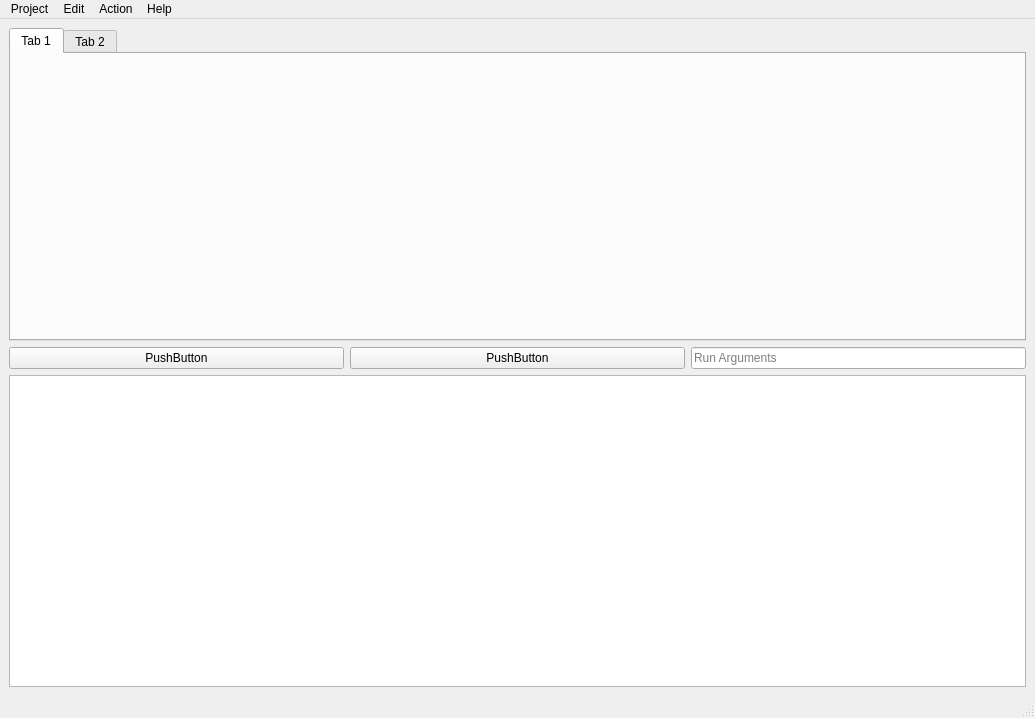
Before: the Qt Designer form xxx/src/main/MainWindow.ui in traviswp/CS493_adagide, drawn with Qt 5.
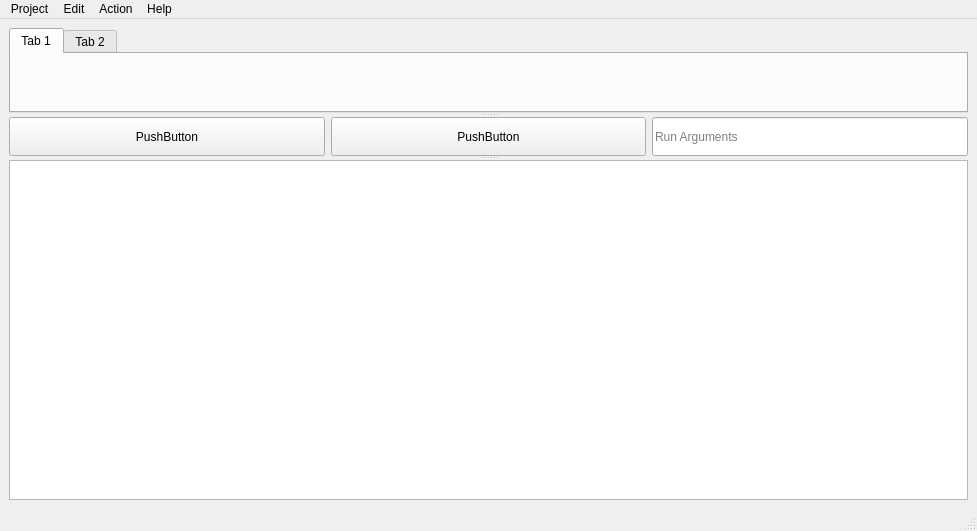
After: the same form once the commit is applied. The open tabs and pages were chosen to show the change. Custom widgets are drawn as their Qt base class.

Commit message: Layout Changes and splitters

```diff
--- a/xxx/src/main/MainWindow.ui
+++ b/xxx/src/main/MainWindow.ui
@@ -6,8 +6,8 @@
    <rect>
     <x>0</x>
     <y>0</y>
-    <width>1035</width>
-    <height>718</height>
+    <width>977</width>
+    <height>531</height>
    </rect>
   </property>
   <property name="windowTitle">
@@ -22,6 +22,13 @@
    </property>
    <layout class="QVBoxLayout" name="verticalLayout">
     <item>
+     <widget class="QSplitter" name="splitter">
+      <property name="orientation">
+       <enum>Qt::Vertical</enum>
+      </property>
+      <property name="childrenCollapsible">
+       <bool>false</bool>
+      </property>
      <widget class="QTabWidget" name="tabWidget">
       <property name="currentIndex">
        <number>1</number>
@@ -61,11 +68,19 @@
        </layout>
       </widget>
      </widget>
-    </item>
-    <item>
+      <widget class="QWidget" name="">
      <layout class="QHBoxLayout" name="horizontalLayout">
+        <property name="sizeConstraint">
+         <enum>QLayout::SetNoConstraint</enum>
+        </property>
       <item>
        <widget class="QPushButton" name="pushButton">
+          <property name="sizePolicy">
+           <sizepolicy hsizetype="Minimum" vsizetype="Expanding">
+            <horstretch>0</horstretch>
+            <verstretch>0</verstretch>
+           </sizepolicy>
+          </property>
         <property name="text">
          <string>PushButton</string>
         </property>
@@ -73,6 +88,12 @@
       </item>
       <item>
        <widget class="QPushButton" name="pushButton_2">
+          <property name="sizePolicy">
+           <sizepolicy hsizetype="Minimum" vsizetype="Expanding">
+            <horstretch>0</horstretch>
+            <verstretch>0</verstretch>
+           </sizepolicy>
+          </property>
         <property name="text">
          <string>PushButton</string>
         </property>
@@ -81,7 +102,7 @@
       <item>
        <widget class="QLineEdit" name="lineEdit">
         <property name="sizePolicy">
-         <sizepolicy hsizetype="Preferred" vsizetype="Fixed">
+           <sizepolicy hsizetype="Preferred" vsizetype="Expanding">
           <horstretch>0</horstretch>
           <verstretch>0</verstretch>
          </sizepolicy>
@@ -92,9 +113,9 @@
        </widget>
       </item>
      </layout>
-    </item>
-    <item>
+      </widget>
      <widget class="QTextEdit" name="textEdit_3"/>
+     </widget>
     </item>
    </layout>
   </widget>
@@ -103,7 +124,7 @@
     <rect>
      <x>0</x>
      <y>0</y>
-     <width>1035</width>
+     <width>977</width>
      <height>21</height>
     </rect>
    </property>
```
Left out of the diff: 8 changed lines with no effect on the pictures. Lines whose indentation alone changed are shown as unchanged.
